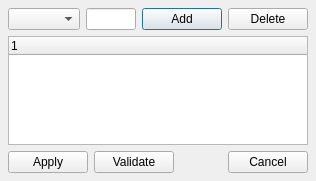
This is ui/v3ext.ui in chris2511/xca as Qt 5 draws it before an edit. The edited form follows.
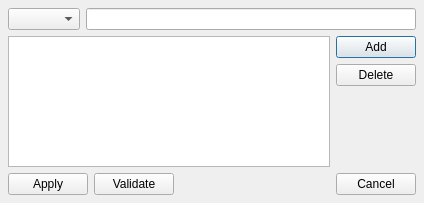
This is the edited form.

```diff
--- a/ui/v3ext.ui
+++ b/ui/v3ext.ui
@@ -8,8 +8,8 @@
    <rect>
     <x>0</x>
     <y>0</y>
-    <width>316</width>
-    <height>181</height>
+    <width>424</width>
+    <height>203</height>
    </rect>
   </property>
   <property name="windowTitle" >
@@ -36,24 +36,73 @@
      <item>
       <widget class="QLineEdit" name="value" />
      </item>
-     <item>
-      <widget class="QPushButton" name="buttonAdd" >
-       <property name="text" >
-        <string>Add</string>
-       </property>
-      </widget>
-     </item>
-     <item>
-      <widget class="QPushButton" name="buttonDelete" >
-       <property name="text" >
-        <string>Delete</string>
-       </property>
-      </widget>
-     </item>
     </layout>
    </item>
    <item>
-    <widget class="QTreeWidget" name="treeWidget" />
+    <layout class="QHBoxLayout" >
+     <property name="margin" >
+      <number>0</number>
+     </property>
+     <property name="spacing" >
+      <number>6</number>
+     </property>
+     <item>
+      <widget class="QTableWidget" name="tableWidget" >
+       <property name="alternatingRowColors" >
+        <bool>true</bool>
+       </property>
+       <property name="selectionMode" >
+        <enum>QAbstractItemView::SingleSelection</enum>
+       </property>
+       <property name="selectionBehavior" >
+        <enum>QAbstractItemView::SelectRows</enum>
+       </property>
+       <property name="gridStyle" >
+        <enum>Qt::DotLine</enum>
+       </property>
+       <property name="columnCount" >
+        <number>0</number>
+       </property>
+      </widget>
+     </item>
+     <item>
+      <layout class="QVBoxLayout" >
+       <property name="margin" >
+        <number>0</number>
+       </property>
+       <property name="spacing" >
+        <number>6</number>
+       </property>
+       <item>
+        <widget class="QPushButton" name="buttonAdd" >
+         <property name="text" >
+          <string>Add</string>
+         </property>
+        </widget>
+       </item>
+       <item>
+        <widget class="QPushButton" name="buttonDelete" >
+         <property name="text" >
+          <string>Delete</string>
+         </property>
+        </widget>
+       </item>
+       <item>
+        <spacer>
+         <property name="orientation" >
+          <enum>Qt::Vertical</enum>
+         </property>
+         <property name="sizeHint" >
+          <size>
+           <width>20</width>
+           <height>40</height>
+          </size>
+         </property>
+        </spacer>
+       </item>
+      </layout>
+     </item>
+    </layout>
    </item>
    <item>
     <layout class="QHBoxLayout" >
@@ -95,6 +144,14 @@
      </item>
      <item>
       <widget class="QPushButton" name="PushButton4" >
+       <property name="sizePolicy" >
+        <sizepolicy>
+         <hsizetype>1</hsizetype>
+         <vsizetype>0</vsizetype>
+         <horstretch>0</horstretch>
+         <verstretch>0</verstretch>
+        </sizepolicy>
+       </property>
        <property name="text" >
         <string>Cancel</string>
        </property>
@@ -103,6 +160,27 @@
     </layout>
    </item>
   </layout>
+  <widget class="QWidget" name="" />
+  <widget class="QWidget" name="" >
+   <property name="geometry" >
+    <rect>
+     <x>9</x>
+     <y>40</y>
+     <width>406</width>
+     <height>110</height>
+    </rect>
+   </property>
+  </widget>
+  <widget class="QWidget" name="" >
+   <property name="geometry" >
+    <rect>
+     <x>360</x>
+     <y>41</y>
+     <width>54</width>
+     <height>108</height>
+    </rect>
+   </property>
+  </widget>
  </widget>
  <pixmapfunction>qPixmapFromMimeSource</pixmapfunction>
  <resources/>
```
Left out of the diff: 83 changed lines with no effect on the pictures.
